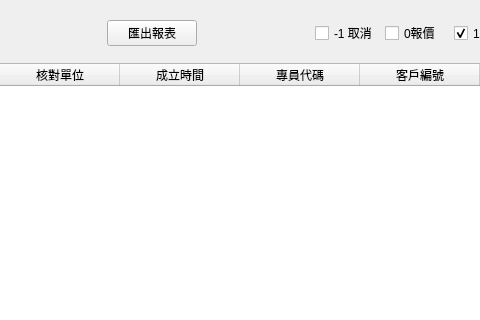
Old version of the form src/AdbClient/StageOrder/LayerDayReport.ui in the repository roger0816/Adb; both pictures show x 250 to 730 and y 0 to 320 of the 1065 by 505 pixel window.
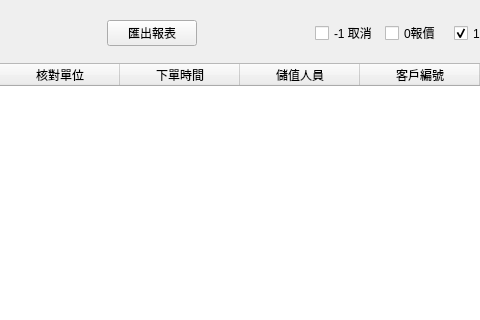
New version of the form.

What changed in the file:
```diff
--- a/src/AdbClient/StageOrder/LayerDayReport.ui
+++ b/src/AdbClient/StageOrder/LayerDayReport.ui
@@ -63,12 +63,12 @@
         </column>
         <column>
          <property name="text">
-          <string>成立時間</string>
+          <string>下單時間</string>
          </property>
         </column>
         <column>
          <property name="text">
-          <string>專員代碼</string>
+          <string>儲值人員</string>
          </property>
         </column>
         <column>
```
